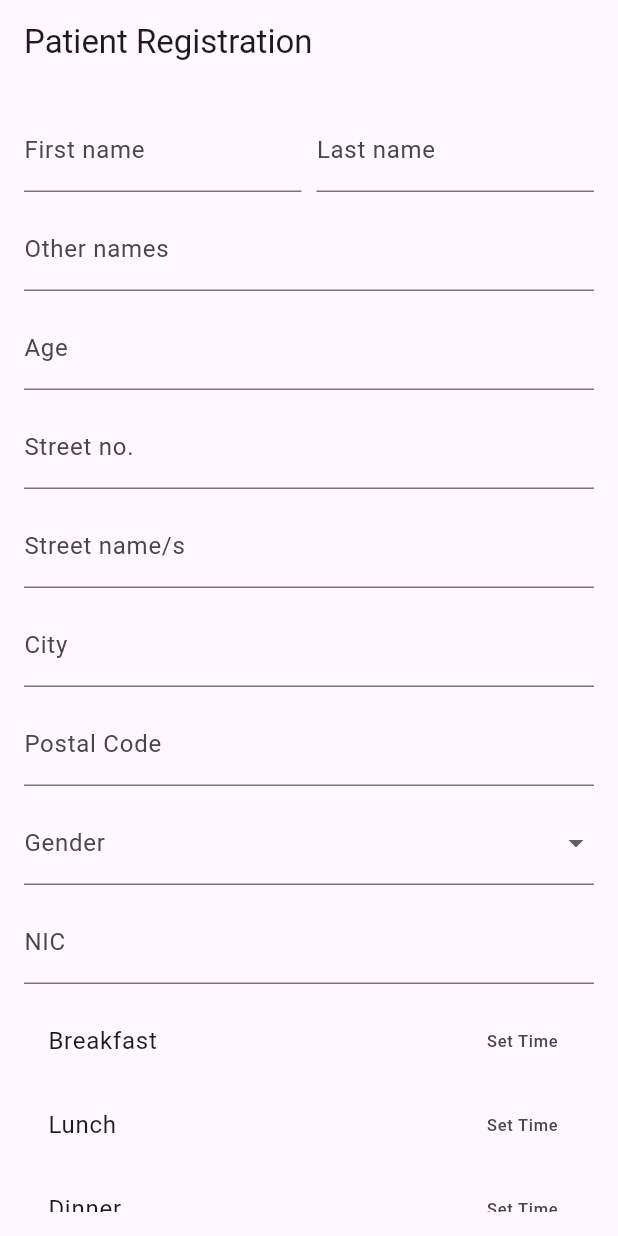
After one commit to Madushansuriyabandara/Mediconnect, a Flutter app: the screen it shows after launch, after a tap on "Get Started", after a tap on "Sign Up", after a tap on "Doctor", on a phone screen of 412 x 824 dp. The commit adds this screen. Run offline on Flutter 3.47's test engine with Material 3 defaults, Android fonts, the phone set to English and light mode, and no system bars; our stand-ins replace device_preview, qr_flutter; missing offline and left inert: mobile_device_identifier.

Commit message:
Start screens, registrations

```diff
--- /dev/null
+++ b/devtools_options.yaml
@@ -0,0 +1,4 @@
+description: This file stores settings for Dart & Flutter DevTools.
+documentation: https://docs.flutter.dev/tools/devtools/extensions#configure-extension-enablement-states
+extensions:
+  - provider: true
--- a/lib/main.dart
+++ b/lib/main.dart
@@ -1,23 +1,65 @@
+import 'package:flutter/foundation.dart';
 import 'package:flutter/material.dart';
+import 'package:device_preview/device_preview.dart';
 import 'screens/patientScreens/homeScreen/home.dart'; // Import the home.dart file
+import 'package:mobile_device_identifier/mobile_device_identifier.dart';
+import 'screens/doctorScreens/doctorRegistrationScreen.dart'; // Import Doctor Registration Screen
+import 'screens/patientScreens/patientRegistrationScreen.dart'; // Import Patient Registration Screen
+import 'screens/startScreens/login.dart'; // Import Login Screen
+import 'screens/startScreens/welcome.dart'; // Import Welcome Screen
 
 void main() {
-  runApp(const MyApp());
+  runApp(DevicePreview(
+    enabled: !kReleaseMode &&
+        (defaultTargetPlatform == TargetPlatform.android ||
+            defaultTargetPlatform == TargetPlatform.iOS),
+    builder: (context) => const MyApp(),
+  ));
 }
 
 class MyApp extends StatelessWidget {
   const MyApp({super.key});
 
+  Future<void> _checkSession(BuildContext context) async {
+    final currentDeviceId = await MobileDeviceIdentifier().getDeviceId();
+    const storedDeviceId = ''; // Retrieve this from local storage
+
+    if (currentDeviceId == storedDeviceId) {
+      // Directly go to the home screen
+      Navigator.pushReplacement(
+        context,
+        MaterialPageRoute(builder: (context) => const HomeScreen()),
+      );
+    } else {
+      // Redirect to login screen
+      Navigator.pushReplacement(
+        context,
+        MaterialPageRoute(builder: (context) => LoginScreen()),
+      );
+    }
+  }
+
   @override
   Widget build(BuildContext context) {
     return MaterialApp(
+      useInheritedMediaQuery: true,
+      locale: DevicePreview.locale(context),
+      builder: DevicePreview.appBuilder,
       title: 'Mediconnect',
       theme: ThemeData(
         primarySwatch: Colors.blue,
       ),
-      home: const HomeScreen(),
-      debugShowCheckedModeBanner:
-          false, // Set the home screen to the HomeScreen widget
+      debugShowCheckedModeBanner: false,
+      home: FutureBuilder(
+        future: _checkSession(context),
+        builder: (context, snapshot) {
+          return GetStartedScreen(); // Initial screen before session check
+        },
+      ),
+      routes: {
+        '/doctorRegistration': (context) => DoctorRegistrationScreen(),
+        '/patientRegistration': (context) => PatientRegistrationForm(),
+      },
     );
   }
 }
--- a/lib/screens/patientScreens/homeScreen/notification.dart
+++ b/lib/screens/patientScreens/homeScreen/notification.dart
@@ -7,7 +7,6 @@ class Notifications extends StatelessWidget {
     return Scaffold(
       appBar: AppBar(
         title: const Text("Notifications"),
-        backgroundColor: const Color.fromARGB(255, 90, 230, 179),
       ),
       body: ListView(
         padding: const EdgeInsets.all(20.0),
--- /dev/null
+++ b/lib/screens/patientScreens/patientRegistrationScreen.dart
@@ -0,0 +1,256 @@
+import 'package:flutter/material.dart';
+
+class PatientRegistrationForm extends StatefulWidget {
+  @override
+  _PatientRegistrationFormState createState() => _PatientRegistrationFormState();
+}
+
+class _PatientRegistrationFormState extends State<PatientRegistrationForm> {
+  final _formKey = GlobalKey<FormState>();
+
+  // Controllers for text fields
+  final _firstNameController = TextEditingController();
+  final _lastNameController = TextEditingController();
+  final _otherNamesController = TextEditingController();
+  final _ageController = TextEditingController();
+  final _streetNoController = TextEditingController();
+  final _streetNameController = TextEditingController();
+  final _cityController = TextEditingController();
+  final _postalCodeController = TextEditingController();
+  final _nicController = TextEditingController();
+  final _occupationController = TextEditingController();
+
+  // Variables for dropdowns and time pickers
+  String? _selectedGender;
+  TimeOfDay? _breakfastTime;
+  TimeOfDay? _lunchTime;
+  TimeOfDay? _dinnerTime;
+  String? _uploadedReportPath;
+
+  // Gender options
+  final List<String> _genders = ['Male', 'Female', 'Other'];
+
+  @override
+  Widget build(BuildContext context) {
+    return Scaffold(
+      appBar: AppBar(
+        title: Text('Patient Registration'),
+      ),
+      body: Padding(
+        padding: const EdgeInsets.all(16.0),
+        child: Form(
+          key: _formKey,
+          child: SingleChildScrollView(
+            child: Column(
+              children: [
+                // Name fields
+                Row(
+                  children: [
+                    Expanded(
+                      child: TextFormField(
+                        controller: _firstNameController,
+                        decoration: InputDecoration(labelText: 'First name'),
+                        validator: (value) {
+                          if (value == null || value.isEmpty) {
+                            return 'Please enter your first name';
+                          }
+                          return null;
+                        },
+                      ),
+                    ),
+                    SizedBox(width: 10),
+                    Expanded(
+                      child: TextFormField(
+                        controller: _lastNameController,
+                        decoration: InputDecoration(labelText: 'Last name'),
+                        validator: (value) {
+                          if (value == null || value.isEmpty) {
+                            return 'Please enter your last name';
+                          }
+                          return null;
+                        },
+                      ),
+                    ),
+                  ],
+                ),
+                SizedBox(height: 10),
+                TextFormField(
+                  controller: _otherNamesController,
+                  decoration: InputDecoration(labelText: 'Other names'),
+                ),
+                SizedBox(height: 10),
+
+                // Age field
+                TextFormField(
+                  controller: _ageController,
+                  decoration: InputDecoration(labelText: 'Age'),
+                  keyboardType: TextInputType.number,
+                  validator: (value) {
+                    if (value == null || value.isEmpty) {
+                      return 'Please enter your age';
+                    }
+                    return null;
+                  },
+                ),
+                SizedBox(height: 10),
+
+                // Address fields
+                TextFormField(
+                  controller: _streetNoController,
+                  decoration: InputDecoration(labelText: 'Street no.'),
+                ),
+                SizedBox(height: 10),
+                TextFormField(
+                  controller: _streetNameController,
+                  decoration: InputDecoration(labelText: 'Street name/s'),
+                ),
+                SizedBox(height: 10),
+                TextFormField(
+                  controller: _cityController,
+                  decoration: InputDecoration(labelText: 'City'),
+                ),
+                SizedBox(height: 10),
+                TextFormField(
+                  controller: _postalCodeController,
+                  decoration: InputDecoration(labelText: 'Postal Code'),
+                ),
+                SizedBox(height: 10),
+
+                // Gender dropdown
+                DropdownButtonFormField<String>(
+                  value: _selectedGender,
+                  decoration: InputDecoration(labelText: 'Gender'),
+                  items: _genders.map((gender) {
+                    return DropdownMenuItem<String>(
+                      value: gender,
+                      child: Text(gender),
+                    );
+                  }).toList(),
+                  onChanged: (value) {
+                    setState(() {
+                      _selectedGender = value;
+                    });
+                  },
+                  validator: (value) {
+                    if (value == null || value.isEmpty) {
+                      return 'Please select your gender';
+                    }
+                    return null;
+                  },
+                ),
+                SizedBox(height: 10),
+
+                // NIC field
+                TextFormField(
+                  controller: _nicController,
+                  decoration: InputDecoration(labelText: 'NIC'),
+                ),
+                SizedBox(height: 10),
+
+                // Meal times
+                Row(
+                  children: [
+                    Expanded(
+                      child: ListTile(
+                        title: Text('Breakfast'),
+                        trailing: Text(_breakfastTime == null ? 'Set Time' : _breakfastTime!.format(context)),
+                        onTap: () async {
+                          TimeOfDay? selectedTime = await showTimePicker(
+                            context: context,
+                            initialTime: TimeOfDay(hour: 6, minute: 0),
+                          );
+                          if (selectedTime != null) {
+                            setState(() {
+                              _breakfastTime = selectedTime;
+                            });
+                          }
+                        },
+                      ),
+                    ),
+                  ],
+                ),
+                Row(
+                  children: [
+                    Expanded(
+                      child: ListTile(
+                        title: Text('Lunch'),
+                        trailing: Text(_lunchTime == null ? 'Set Time' : _lunchTime!.format(context)),
+                        onTap: () async {
+                          TimeOfDay? selectedTime = await showTimePicker(
+                            context: context,
+                            initialTime: TimeOfDay(hour: 12, minute: 0),
+                          );
+                          if (selectedTime != null) {
+                            setState(() {
+                              _lunchTime = selectedTime;
+                            });
+                          }
+                        },
+                      ),
+                    ),
+                  ],
+                ),
+                Row(
+                  children: [
+                    Expanded(
+                      child: ListTile(
+                        title: Text('Dinner'),
+                        trailing: Text(_dinnerTime == null ? 'Set Time' : _dinnerTime!.format(context)),
+                        onTap: () async {
+                          TimeOfDay? selectedTime = await showTimePicker(
+                            context: context,
+                            initialTime: TimeOfDay(hour: 18, minute: 0),
+                          );
+                          if (selectedTime != null) {
+                            setState(() {
+                              _dinnerTime = selectedTime;
+                            });
+                          }
+                        },
+                      ),
+                    ),
+                  ],
+                ),
+                SizedBox(height: 10),
+
+                // Occupation field
+                TextFormField(
+                  controller: _occupationController,
+                  decoration: InputDecoration(labelText: 'Occupation'),
+                ),
+                SizedBox(height: 10),
+
+                // Upload reports (file picker)
+                Row(
+                  children: [
+                    Expanded(
+                      child: ElevatedButton.icon(
+                        onPressed: () async {
+                          // Implement file picker logic
+                          // After picking a file, set _uploadedReportPath
+                        },
+                        icon: Icon(Icons.upload_file),
+                        label: Text('Upload Reports (If have)'),
+                      ),
+                    ),
+                  ],
+                ),
+                SizedBox(height: 20),
+
+                // Register button
+                ElevatedButton(
+                  onPressed: () {
+                    if (_formKey.currentState!.validate()) {
+                      // Implement form submission logic
+                    }
+                  },
+                  child: Text('Register'),
+                ),
+              ],
+            ),
+          ),
+        ),
+      ),
+    );
+  }
+}
--- a/lib/screens/patientScreens/homeScreen/search_a_doctor.dart
+++ b/lib/screens/patientScreens/searchScreen/search_a_doctor.dart
@@ -13,7 +13,6 @@ class SearchDoctor extends StatelessWidget {
     return Scaffold(
       appBar: AppBar(
         title: const Text("Search for a Doctor"),
-        backgroundColor: const Color.fromARGB(255, 90, 230, 179),
       ),
       body: Padding(
         padding: const EdgeInsets.all(20.0),
--- /dev/null
+++ b/lib/screens/startScreens/registerScreen.dart
@@ -0,0 +1,59 @@
+import 'package:flutter/material.dart';
+import 'package:mediconnect/screens/startScreens/roleSelection.dart';
+
+class RegisterScreen extends StatelessWidget {
+  @override
+  Widget build(BuildContext context) {
+    return Scaffold(
+      appBar: AppBar(
+        title: Text('Create Your Account'),
+      ),
+      body: Padding(
+        padding: EdgeInsets.all(20.0),
+        child: Column(
+          children: [
+            TextField(
+              decoration: InputDecoration(
+                labelText: 'Email',
+              ),
+            ),
+            TextField(
+              decoration: InputDecoration(
+                labelText: 'Password',
+              ),
+              obscureText: true,
+            ),
+            SizedBox(height: 20),
+            ElevatedButton(
+              onPressed: () {
+                // Send verification email and redirect to role selection
+                Navigator.pushReplacement(
+                  context,
+                  MaterialPageRoute(
+                      builder: (context) => RoleSelectionScreen()),
+                );
+              },
+              child: Text('Sign Up'),
+            ),
+            SizedBox(height: 10),
+            Text('Or'),
+            ElevatedButton.icon(
+              icon: Icon(Icons.email),
+              label: Text('Sign Up with Google'),
+              onPressed: () {
+                // Handle Google Sign up
+              },
+            ),
+            ElevatedButton.icon(
+              icon: Icon(Icons.facebook),
+              label: Text('Sign Up with Facebook'),
+              onPressed: () {
+                // Handle Facebook Sign up
+              },
+            ),
+          ],
+        ),
+      ),
+    );
+  }
+}
--- /dev/null
+++ b/lib/screens/startScreens/roleSelection.dart
@@ -0,0 +1,61 @@
+import 'package:flutter/material.dart';
+import 'package:mediconnect/screens/doctorScreens/doctorRegistrationScreen.dart';
+import 'package:mediconnect/screens/patientScreens/patientRegistrationScreen.dart';
+
+class RoleSelectionScreen extends StatelessWidget {
+  @override
+  Widget build(BuildContext context) {
+    return Scaffold(
+      body: Center(
+        child: Column(
+          mainAxisAlignment: MainAxisAlignment.center,
+          children: [
+            Text(
+              'I am a,',
+              style: TextStyle(fontSize: 24, fontWeight: FontWeight.bold),
+            ),
+            SizedBox(height: 20),
+            Row(
+              mainAxisAlignment: MainAxisAlignment.center,
+              children: [
+                ElevatedButton(
+                  onPressed: () {
+                    // Navigate to doctor registration form
+                    Navigator.pushReplacement(
+                      context,
+                      MaterialPageRoute(
+                          builder: (context) => PatientRegistrationForm()),
+                    );
+                  },
+                  child: Column(
+                    children: [
+                      Icon(Icons.local_hospital, size: 50),
+                      Text('Doctor'),
+                    ],
+                  ),
+                ),
+                SizedBox(width: 20),
+                ElevatedButton(
+                  onPressed: () {
+                    // Navigate to patient registration form
+                    Navigator.pushReplacement(
+                      context,
+                      MaterialPageRoute(
+                          builder: (context) => DoctorRegistrationScreen()),
+                    );
+                  },
+                  child: Column(
+                    children: [
+                      Icon(Icons.person, size: 50),
+                      Text('Patient'),
+                    ],
+                  ),
+                ),
+              ],
+            ),
+          ],
+        ),
+      ),
+    );
+  }
+}
--- /dev/null
+++ b/lib/screens/startScreens/welcome.dart
@@ -0,0 +1,52 @@
+import 'package:flutter/material.dart';
+import 'package:mediconnect/screens/startScreens/registerScreen.dart';
+
+class GetStartedScreen extends StatelessWidget {
+  @override
+  Widget build(BuildContext context) {
+    return Scaffold(
+      appBar: AppBar(
+        title: Text('Welcome'),
+      ),
+      body: Center(
+        child: Column(
+          mainAxisAlignment: MainAxisAlignment.center,
+          children: [
+            Image.asset('assets/get_started_image.jpg', height: 200), // Replace with your image
+            SizedBox(height: 20),
+            Text(
+              'MediConnect',
+              style: TextStyle(
+                fontSize: 24,
+                fontWeight: FontWeight.bold,
+              ),
+            ),
+            Text(
+              'Your healthcare companion',
+              style: TextStyle(fontSize: 16),
+            ),
+            SizedBox(height: 30),
+            ElevatedButton(
+              onPressed: () {
+                // Check if it's the first run, if yes go to Register, otherwise to Home
+                Navigator.pushReplacement(
+                  context,
+                  MaterialPageRoute(
+                      builder: (context) => RegisterScreen()),
+                );
+              },
+              style: ElevatedButton.styleFrom(
+                backgroundColor: Colors.green,
+                padding: EdgeInsets.symmetric(horizontal: 50, vertical: 15),
+              ),
+              child: Text(
+                'Get Started',
+                style: TextStyle(fontSize: 16),
+              ),
+            ),
+          ],
+        ),
+      ),
+    );
+  }
+}
--- a/lib/themes/bottomNavBar/patientBottomNavBar.dart
+++ b/lib/themes/bottomNavBar/patientBottomNavBar.dart
@@ -3,7 +3,7 @@ import 'package:mediconnect/screens/patientScreens/homeScreen/prescription.dart'
 import 'package:mediconnect/screens/patientScreens/homeScreen/home.dart';
 import 'package:mediconnect/screens/patientScreens/homeScreen/notification.dart';
 import 'package:mediconnect/screens/patientScreens/homeScreen/profile.dart';
-import 'package:mediconnect/screens/patientScreens/homeScreen/search_a_doctor.dart';
+import 'package:mediconnect/screens/patientScreens/searchScreen/search_a_doctor.dart';
 
 class PatientBottomNavBar extends StatelessWidget {
   final int currentIndex;
```
Also changed, not shown: lib/screens/doctorScreens/doctorRegistrationScreen.dart (added, +86 -0 lines), lib/screens/startScreens/login.dart (added, +49 -0 lines), pubspec.yaml (+7 -8 lines), lib/assets/get_started_image.jpg (added), pubspec.lock, 1 other file.
